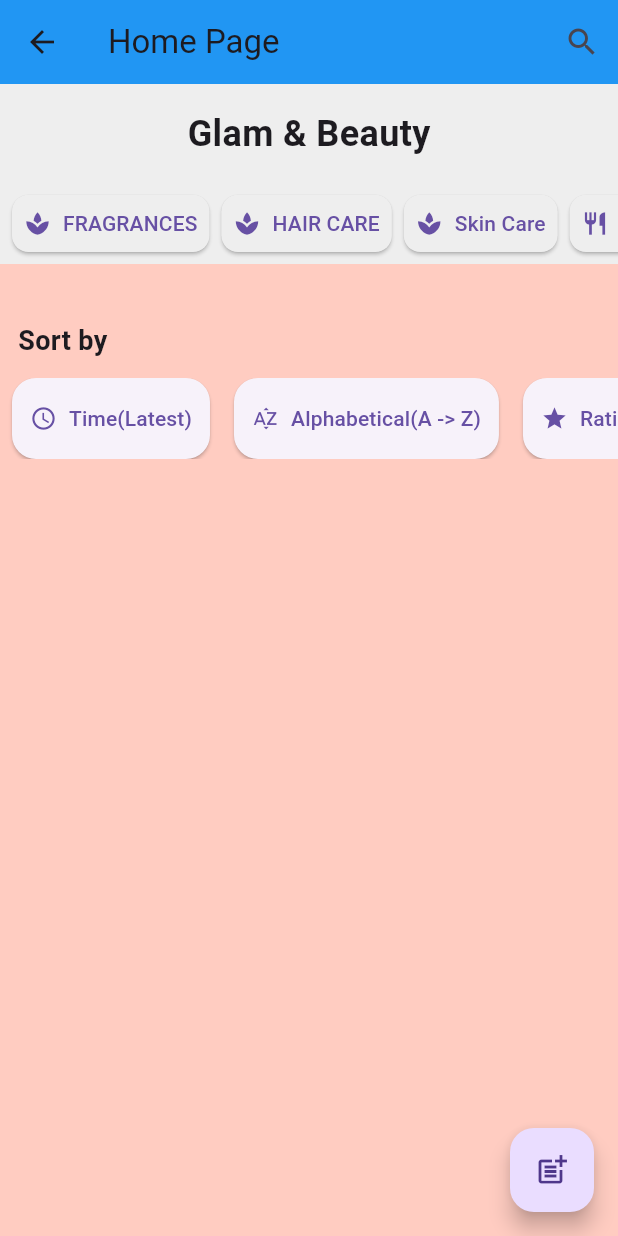
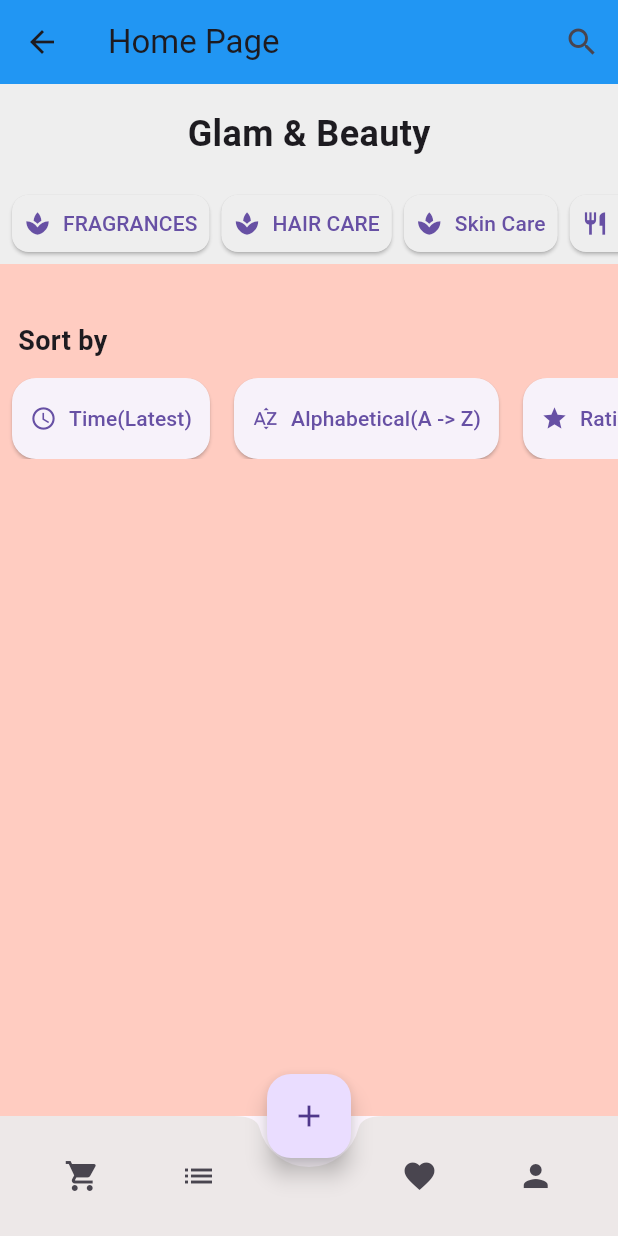
Before and after one commit to ibr14060/Cosmetics-E-commerce-Flutter, a Flutter app: the HomePage screen opened by its route, on a phone screen of 412 x 824 dp. Run offline on Flutter 3.47's test engine with Material 3 defaults, Android fonts, the phone set to English and light mode, and no system bars; our stand-ins replace firebase_auth, firebase_core, firebase_database, firebase_messaging, flutter_rating_bar, font_awesome_flutter and 2 more; accounts and stored records are empty; network calls fail.

Commit message:
buttom bar and  favitems

```diff
--- a/lib/Pages/Home_Page.dart
+++ b/lib/Pages/Home_Page.dart
@@ -435,7 +435,8 @@ class HomePageState extends State<HomePage> {
                               child: ElevatedButton.icon(
                                 onPressed: () {
                                   //button['onPressed']
-                                if (button['name'] == "Alphabetical(A -> Z)") {
+                                  if (button['name'] ==
+                                      "Alphabetical(A -> Z)") {
                                     sortPostsByName();
                                   } else if (button['name'] == "Time(Latest)") {
                                     sortPostsByTimeStamp();
@@ -474,8 +475,11 @@ class HomePageState extends State<HomePage> {
                                 ),
                               ),
                               elevation: 2,
-                            margin: EdgeInsets.symmetric(
-                                vertical: 8.0, horizontal: 16.0),
+                              margin: EdgeInsets.only(
+                                  top: 8.0,
+                                  left: 16.0,
+                                  right: 16.0,
+                                  bottom: 40.0), // Adjusted margin
                               child: Padding(
                                 padding: EdgeInsets.all(16.0),
                                 child: Column(
@@ -616,7 +620,8 @@ class HomePageState extends State<HomePage> {
                                             Navigator.push(
                                               context,
                                               MaterialPageRoute(
-                                                builder: (context) => Comments(
+                                                  builder: (context) =>
+                                                      Comments(
                                                         title: 'Comment Page',
                                                         postName: post['id'],
                                                         username: user
@@ -649,21 +654,47 @@ class HomePageState extends State<HomePage> {
                 ),
                 floatingActionButton: FloatingActionButton(
                   onPressed: () {
-                  /*
-          Navigator.push(
-            context,
-            MaterialPageRoute(
-                builder: (context) => PostPage(
-                    username:
-                        widget.username // Pass the post['name'] as an attribute
-                    )),
-          );
-          */
+                    // Handle FAB press
                   },
-                tooltip: 'Write post',
-                child: const Icon(Icons.post_add),
+                  child: Icon(Icons.add),
                 ),
-            );
+                floatingActionButtonLocation:
+                    FloatingActionButtonLocation.centerDocked,
+                bottomNavigationBar: BottomAppBar(
+                  shape: CircularNotchedRectangle(),
+                  notchMargin: 6.0,
+                  color: Color(0xFFEDE8E8),
+                  child: Row(
+                    mainAxisAlignment: MainAxisAlignment.spaceAround,
+                    children: [
+                      IconButton(
+                        icon: Icon(Icons.shopping_cart),
+                        onPressed: () {
+                          // Handle cart icon press
+                        },
+                      ),
+                      IconButton(
+                        icon: Icon(Icons.list),
+                        onPressed: () {
+                          // Handle orders icon press
+                        },
+                      ),
+                      SizedBox(width: 40.0), // Space for the FAB
+                      IconButton(
+                        icon: Icon(Icons.favorite),
+                        onPressed: () {
+                          // Handle favorite icon press
+                        },
+                      ),
+                      IconButton(
+                        icon: Icon(Icons.person),
+                        onPressed: () {
+                          // Handle user profile icon press
+                        },
+                      ),
+                    ],
+                  ),
+                ));
           }
         }
       },
```
Also changed, not shown: lib/auth.dart (+72 -2 lines). Lines whose indentation alone changed are shown as unchanged.
